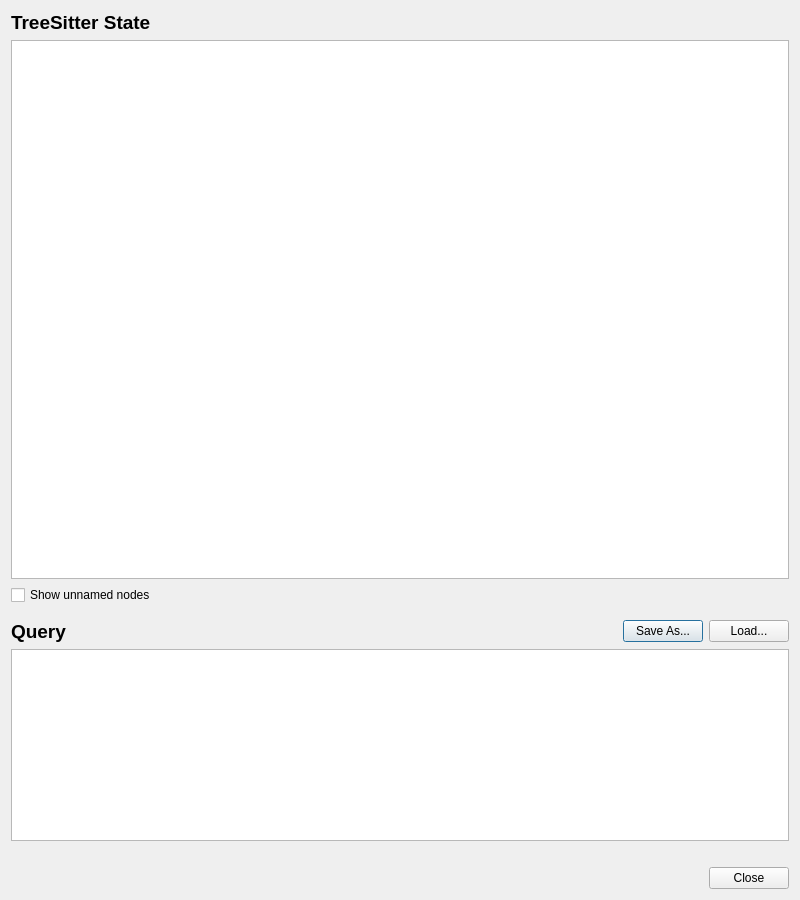
Qt form src/gui/treesitterinspector.ui (KDAB/knut) before a commit.
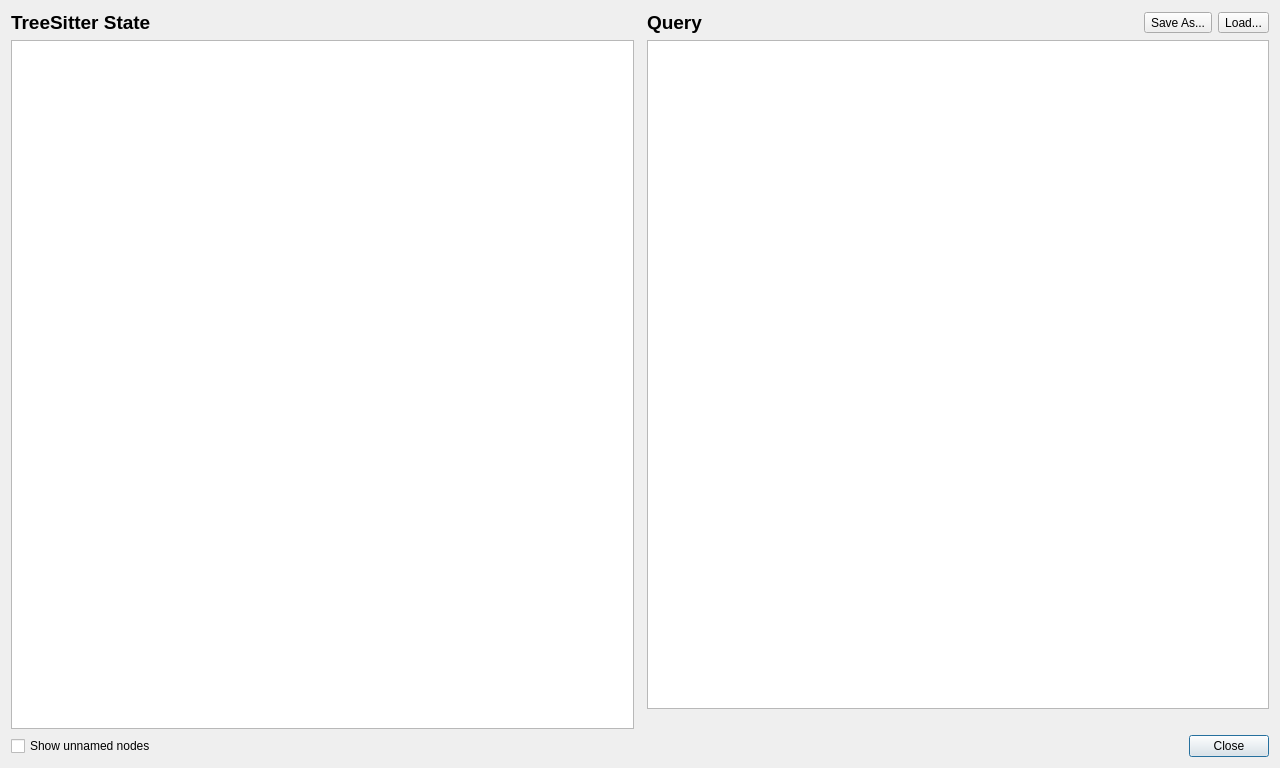
The same form after that commit.

Commit message:
refactor: Small update to the TreeSitter inspector
- lay out horizontally (more vertical space for the tree)
- add a splitter
- use icons

```diff
--- a/src/gui/treesitterinspector.ui
+++ b/src/gui/treesitterinspector.ui
@@ -6,14 +6,36 @@
    <rect>
     <x>0</x>
     <y>0</y>
-    <width>800</width>
-    <height>900</height>
+    <width>1280</width>
+    <height>768</height>
    </rect>
   </property>
   <property name="windowTitle">
    <string>TreeSitter Inspector</string>
   </property>
+  <layout class="QGridLayout" name="gridLayout_2">
+   <item row="0" column="0" colspan="2">
+    <widget class="QSplitter" name="splitter">
+     <property name="sizePolicy">
+      <sizepolicy hsizetype="Expanding" vsizetype="Expanding">
+       <horstretch>0</horstretch>
+       <verstretch>0</verstretch>
+      </sizepolicy>
+     </property>
+     <property name="orientation">
+      <enum>Qt::Orientation::Horizontal</enum>
+     </property>
+     <property name="handleWidth">
+      <number>1</number>
+     </property>
+     <property name="childrenCollapsible">
+      <bool>false</bool>
+     </property>
+     <widget class="QWidget" name="layoutWidget">
   <layout class="QVBoxLayout" name="verticalLayout">
+       <property name="rightMargin">
+        <number>6</number>
+       </property>
    <item>
     <widget class="QLabel" name="stateLabel">
      <property name="font">
@@ -30,26 +52,21 @@
    <item>
     <widget class="QTreeView" name="treeInspector"/>
    </item>
-   <item>
-    <widget class="QCheckBox" name="enableUnnamed">
-     <property name="text">
-      <string>Show unnamed nodes</string>
-     </property>
-    </widget>
-   </item>
-   <item>
-    <widget class="QWidget" name="widget" native="true">
-     <layout class="QHBoxLayout" name="horizontalLayout">
+      </layout>
+     </widget>
+     <widget class="QWidget" name="layoutWidget">
+      <layout class="QGridLayout" name="gridLayout">
       <property name="leftMargin">
-       <number>0</number>
-      </property>
-      <property name="rightMargin">
-       <number>0</number>
-      </property>
-      <property name="bottomMargin">
-       <number>0</number>
-      </property>
-      <item>
+        <number>6</number>
+       </property>
+       <item row="0" column="3">
+        <widget class="QToolButton" name="loadButton">
+         <property name="text">
+          <string>Load...</string>
+         </property>
+        </widget>
+       </item>
+       <item row="0" column="0">
        <widget class="QLabel" name="queryLabel">
         <property name="sizePolicy">
          <sizepolicy hsizetype="Expanding" vsizetype="Preferred">
@@ -69,27 +86,30 @@
         </property>
        </widget>
       </item>
-      <item>
-       <widget class="QPushButton" name="saveButton">
+       <item row="0" column="1">
+        <spacer name="horizontalSpacer">
+         <property name="orientation">
+          <enum>Qt::Orientation::Horizontal</enum>
+         </property>
+         <property name="sizeHint" stdset="0">
+          <size>
+           <width>40</width>
+           <height>20</height>
+          </size>
+         </property>
+        </spacer>
+       </item>
+       <item row="0" column="2">
+        <widget class="QToolButton" name="saveButton">
         <property name="text">
          <string>Save As...</string>
         </property>
        </widget>
       </item>
-      <item>
-       <widget class="QPushButton" name="loadButton">
-        <property name="text">
-         <string>Load...</string>
-        </property>
-       </widget>
-      </item>
-     </layout>
-    </widget>
-   </item>
-   <item>
+       <item row="1" column="0" colspan="4">
     <widget class="QPlainTextEdit" name="query">
      <property name="sizePolicy">
-      <sizepolicy hsizetype="Expanding" vsizetype="Preferred">
+          <sizepolicy hsizetype="Preferred" vsizetype="Expanding">
        <horstretch>0</horstretch>
        <verstretch>0</verstretch>
       </sizepolicy>
@@ -99,20 +119,31 @@
      </property>
     </widget>
    </item>
-   <item>
+       <item row="2" column="0" colspan="4">
     <widget class="QLabel" name="queryInfo">
      <property name="text">
       <string/>
      </property>
     </widget>
    </item>
-   <item>
+      </layout>
+     </widget>
+    </widget>
+   </item>
+   <item row="2" column="1">
     <widget class="QDialogButtonBox" name="buttons">
      <property name="orientation">
       <enum>Qt::Horizontal</enum>
      </property>
      <property name="standardButtons">
-      <set>QDialogButtonBox::Close</set>
+      <set>QDialogButtonBox::StandardButton::Close</set>
+     </property>
+    </widget>
+   </item>
+   <item row="2" column="0">
+    <widget class="QCheckBox" name="enableUnnamed">
+     <property name="text">
+      <string>Show unnamed nodes</string>
      </property>
     </widget>
    </item>
```
Left out of the diff: 2 changed lines with no effect on the pictures. Lines whose indentation alone changed are shown as unchanged. The commit also changes 1 other file.
